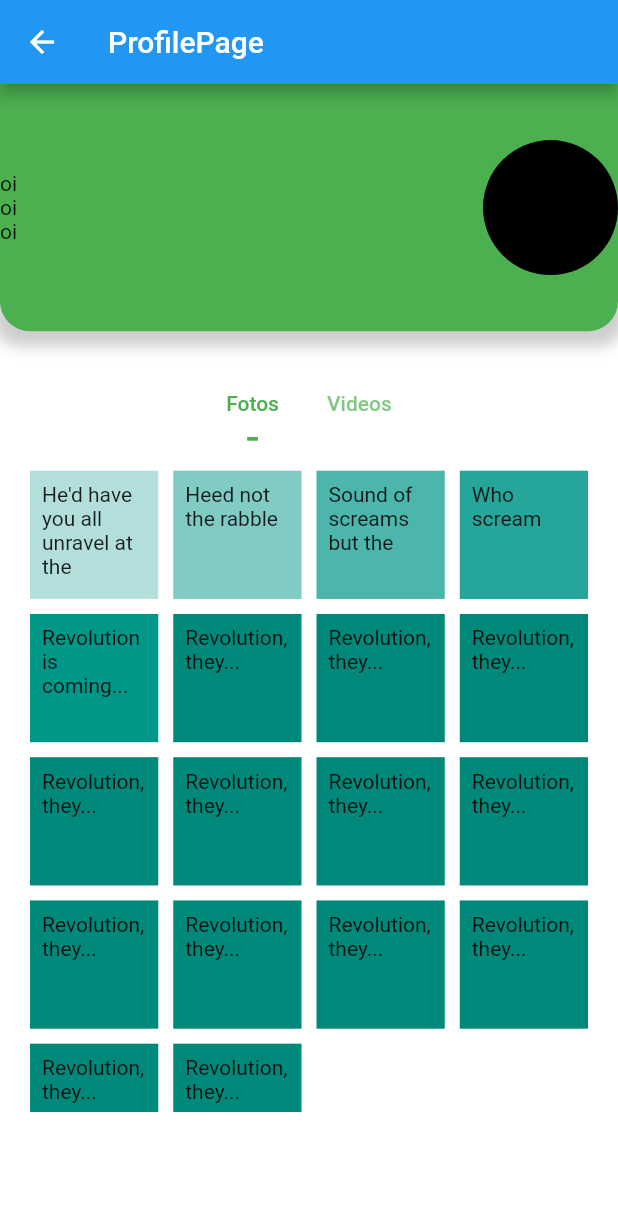
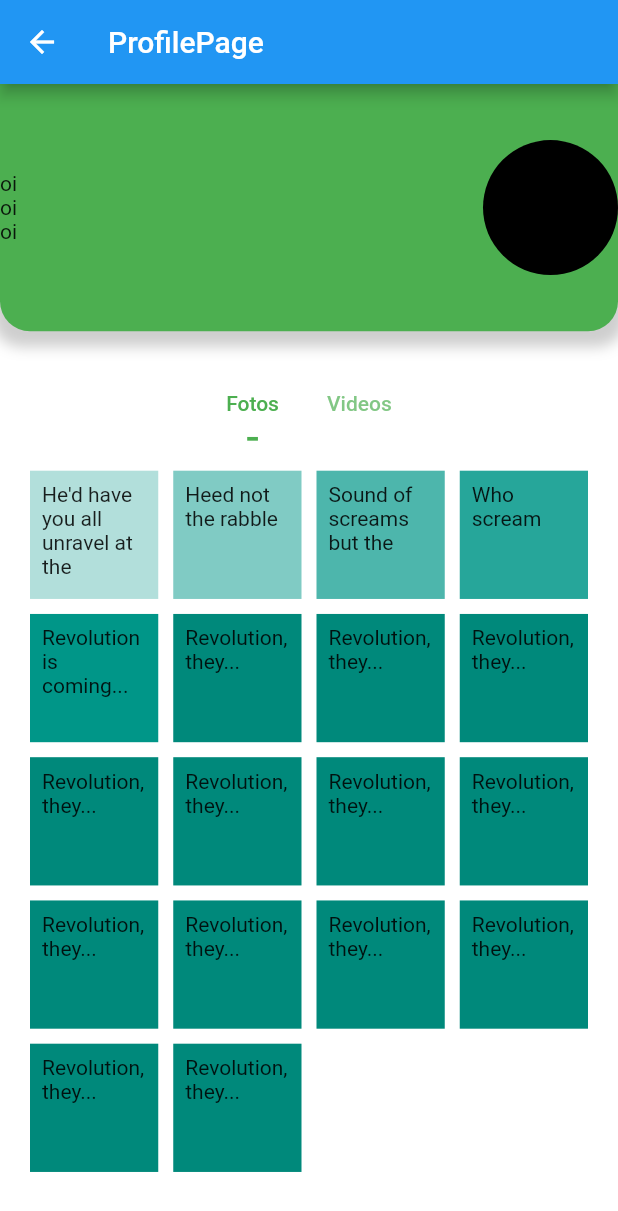
Before and after one commit to UniversoPrematuro/universo_def, a Flutter app: the ProfilePage screen opened by its route, on a phone screen of 412 x 824 dp. Shown: the top 1211 px of the screen. Run offline on Flutter 3.47's test engine with Material 2 defaults, Android fonts, the phone set to English and light mode, and no system bars; our stand-ins replace cloud_firestore, firebase_auth, flutter_mobx, flutter_modular, mobx; accounts and stored records are empty; generated files the repository leaves out were written again.

Commit message:
fixed tabs

```diff
--- a/lib/app/modules/profile/components/profile_components.dart
+++ b/lib/app/modules/profile/components/profile_components.dart
@@ -96,7 +96,7 @@ class GalleryTabs extends StatelessWidget {
 
                 ),
                 Container(
-                  height: MediaQuery.of(context).size.height *.543,
+                  height: MediaQuery.of(context).size.height  *.8,
                   child: TabBarView(
                     children: [
                       GridView.count(
```
